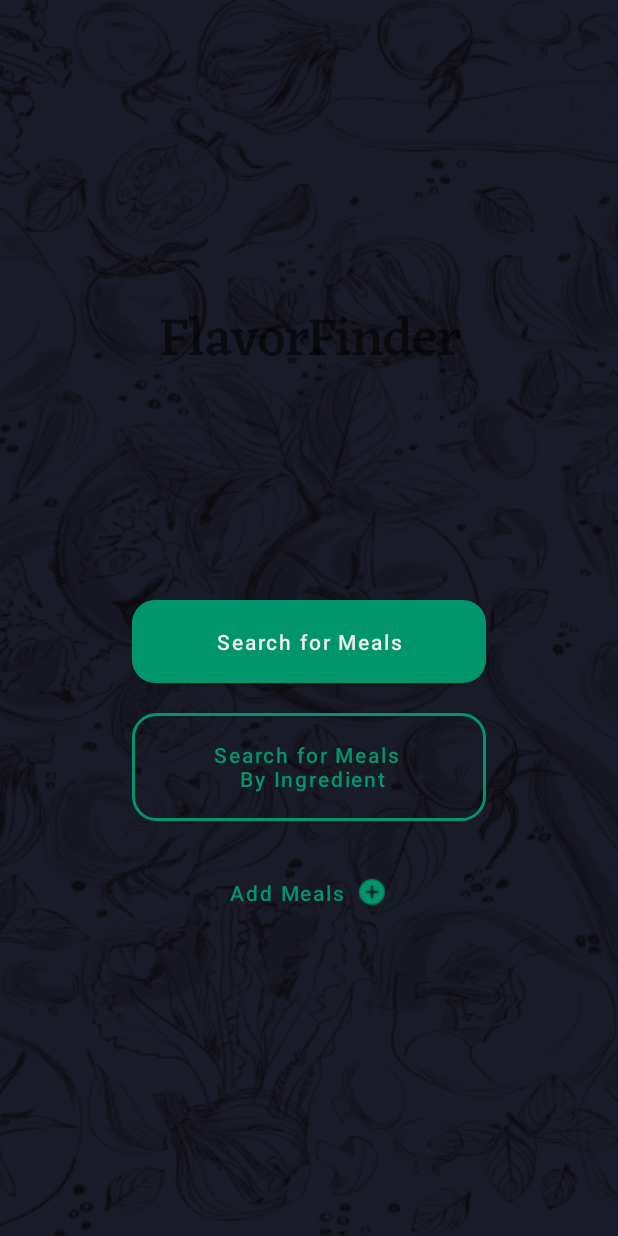
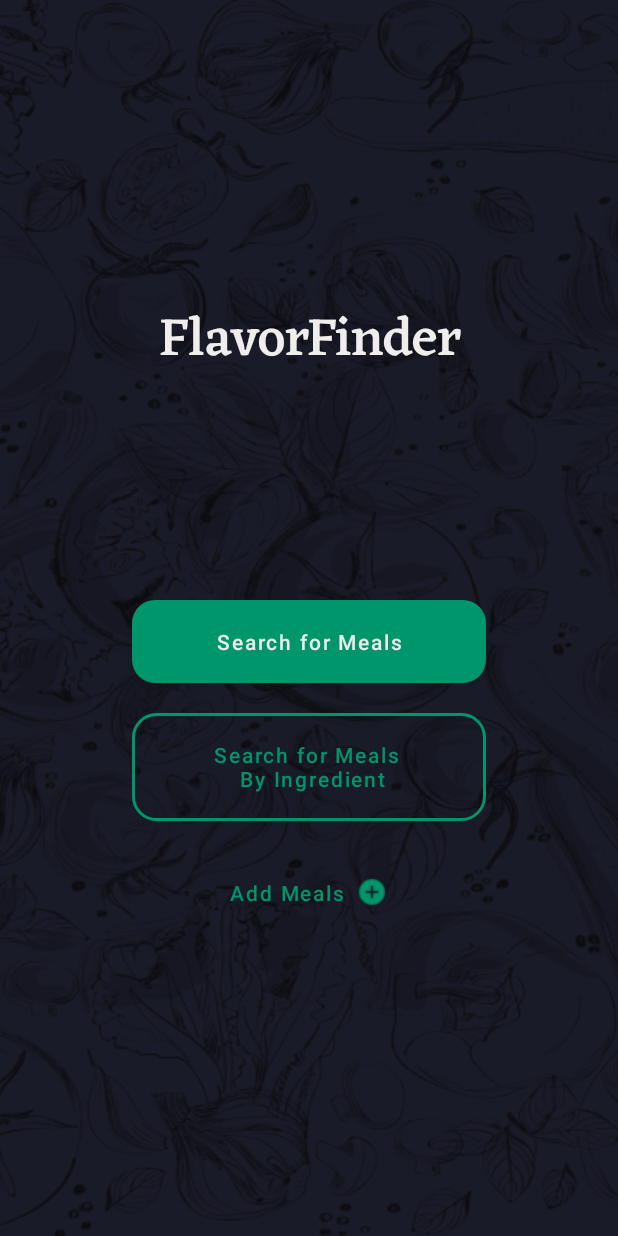
Before and after one commit to AakifAhmedd/MobileAppDev-CW2, an Android app: the layout activity_main.xml on its own in the app's theme, with its tools: preview values and no code run, on a phone screen of 412 x 824 dp. Run offline under Robolectric (Android 15) with nearby library versions, the phone set to English and light mode, and no system bars.

Commit message:
New logo

```diff
--- a/app/src/main/AndroidManifest.xml
+++ b/app/src/main/AndroidManifest.xml
@@ -6,7 +6,7 @@
         android:allowBackup="true"
         android:dataExtractionRules="@xml/data_extraction_rules"
         android:fullBackupContent="@xml/backup_rules"
-        android:icon="@mipmap/ic_launcher"
+        android:icon="@dra"
         android:label="@string/app_name"
         android:supportsRtl="true"
         android:theme="@style/Theme.MobileAppCW2"
--- a/app/src/main/java/com/example/mobileappcw2/MainActivity.kt
+++ b/app/src/main/java/com/example/mobileappcw2/MainActivity.kt
@@ -2,6 +2,7 @@
 
 import androidx.appcompat.app.AppCompatActivity
 import android.os.Bundle
+import android.view.WindowManager
 
 class MainActivity : AppCompatActivity() {
     override fun onCreate(savedInstanceState: Bundle?) {
--- a/app/src/main/res/layout/activity_main.xml
+++ b/app/src/main/res/layout/activity_main.xml
@@ -14,6 +14,7 @@
         android:layout_height="wrap_content"
         android:gravity="center"
         android:text="@string/app_name"
+        android:textColor="@color/white"
         android:fontFamily="@font/eczarm"
         android:textSize="36sp"
         app:layout_constraintBottom_toTopOf="@+id/guideline"/>
--- a/app/src/main/res/values-night/themes.xml
+++ b/app/src/main/res/values-night/themes.xml
@@ -1,13 +1,13 @@
 <resources xmlns:tools="http://schemas.android.com/tools">
     <!-- Base application theme. -->
-    <style name="Theme.MobileAppCW2" parent="Theme.MaterialComponents.DayNight.DarkActionBar">
+    <style name="Theme.MobileAppCW2" parent="Theme.MaterialComponents.DayNight.NoActionBar">
         <!-- Primary brand color. -->
-        <item name="colorPrimary">@color/purple_200</item>
-        <item name="colorPrimaryVariant">@color/purple_700</item>
+        <item name="colorPrimary">@color/colorPrimary</item>
+        <item name="colorPrimaryVariant">@color/colorPrimaryDark</item>
         <item name="colorOnPrimary">@color/black</item>
         <!-- Secondary brand color. -->
-        <item name="colorSecondary">@color/teal_200</item>
-        <item name="colorSecondaryVariant">@color/teal_200</item>
+        <item name="colorSecondary">@color/colorPrimary</item>
+        <item name="colorSecondaryVariant">@color/colorPrimaryDark</item>
         <item name="colorOnSecondary">@color/black</item>
         <!-- Status bar color. -->
         <item name="android:statusBarColor">?attr/colorPrimaryVariant</item>
--- a/app/src/main/res/values/styles.xml
+++ b/app/src/main/res/values/styles.xml
@@ -5,7 +5,6 @@
 	<style name="AppTheme" parent="Theme.AppCompat.Light.DarkActionBar">
 		<item name="colorPrimary">@color/colorPrimary</item>
 		<item name="colorPrimaryDark">@color/colorPrimaryDark</item>
-		<item name="colorAccent">@color/colorAccent</item>
 	</style>
 
 </resources>
--- a/app/src/main/res/values/themes.xml
+++ b/app/src/main/res/values/themes.xml
@@ -1,6 +1,6 @@
 <resources xmlns:tools="http://schemas.android.com/tools">
     <!-- Base application theme. -->
-    <style name="Theme.MobileAppCW2" parent="Theme.MaterialComponents.DayNight.DarkActionBar">
+    <style name="Theme.MobileAppCW2" parent="Theme.MaterialComponents.DayNight.NoActionBar">
         <!-- Primary brand color. -->
         <item name="colorPrimary">@color/colorPrimary</item>
         <item name="colorPrimaryVariant">@color/colorPrimaryDark</item>
```
Also changed, not shown: app/src/main/res/drawable/flavorfinder-logo.png (added).
